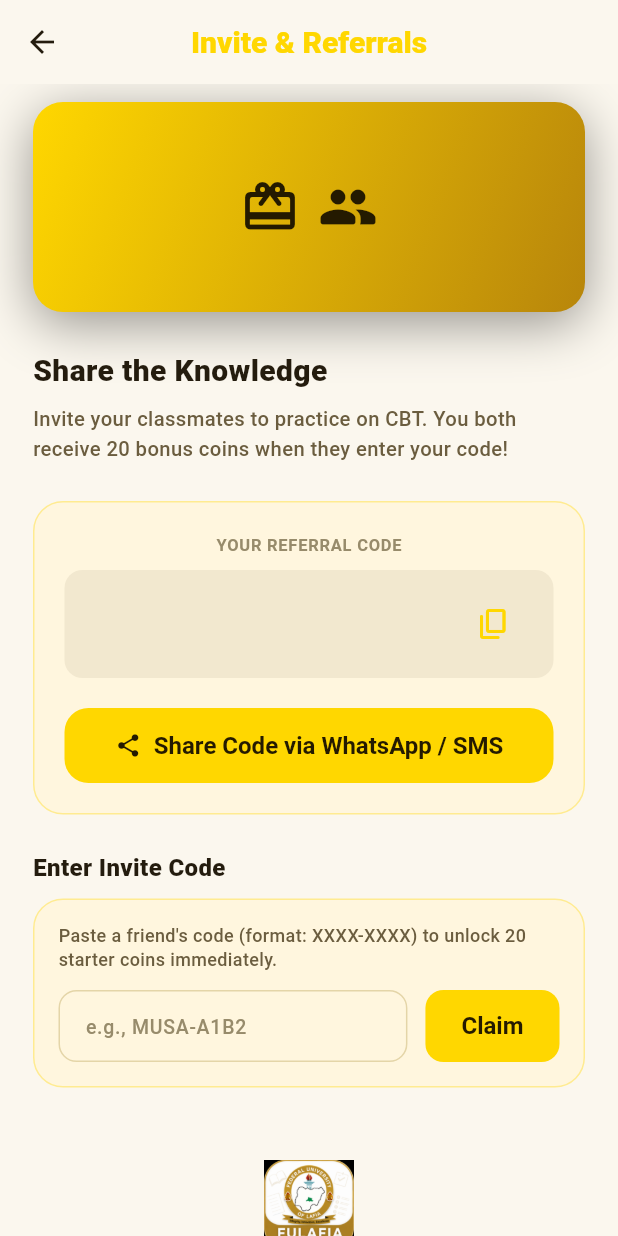
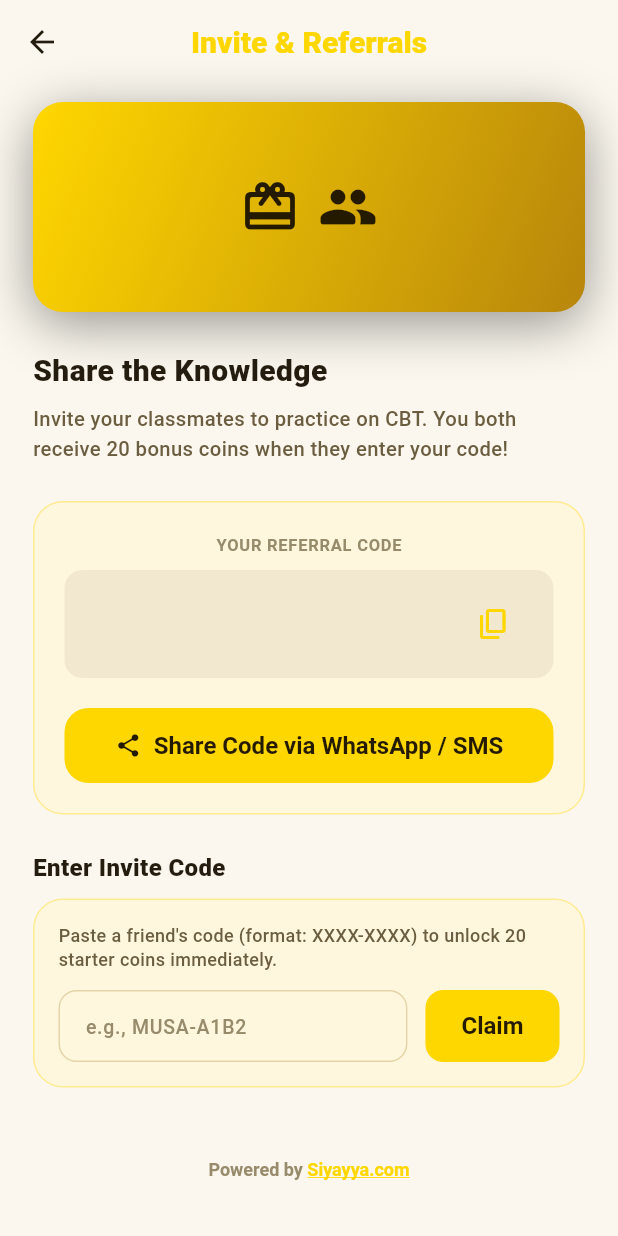
Before and after one commit to Cyberboyone/fulafiacbt, a Flutter app: the InviteScreen screen opened by its route, on a phone screen of 412 x 824 dp. Run offline on Flutter 3.47's test engine with Material 3 defaults, Android fonts, the phone set to English and light mode, and no system bars; our stand-ins replace audioplayers, connectivity_plus, firebase_analytics, firebase_core, google_mobile_ads, hive_flutter and 3 more; accounts and stored records are empty; Roboto replaces fonts that are missing (Nunito); statements that could not run were skipped.

Commit message:
chore: remove image from footer

```diff
--- a/lib/widgets/powered_by_footer.dart
+++ b/lib/widgets/powered_by_footer.dart
@@ -14,13 +14,7 @@ class PoweredByFooter extends StatelessWidget {
         child: Column(
           mainAxisSize: MainAxisSize.min,
           children: [
-            Image.asset(
-              'assets/fulafia_logo.png',
-              height: 60,
-              width: 60,
-              fit: BoxFit.contain,
-            ),
-            const SizedBox(height: 8),
+
             RichText(
               text: TextSpan(
                 style: TextStyle(
```
